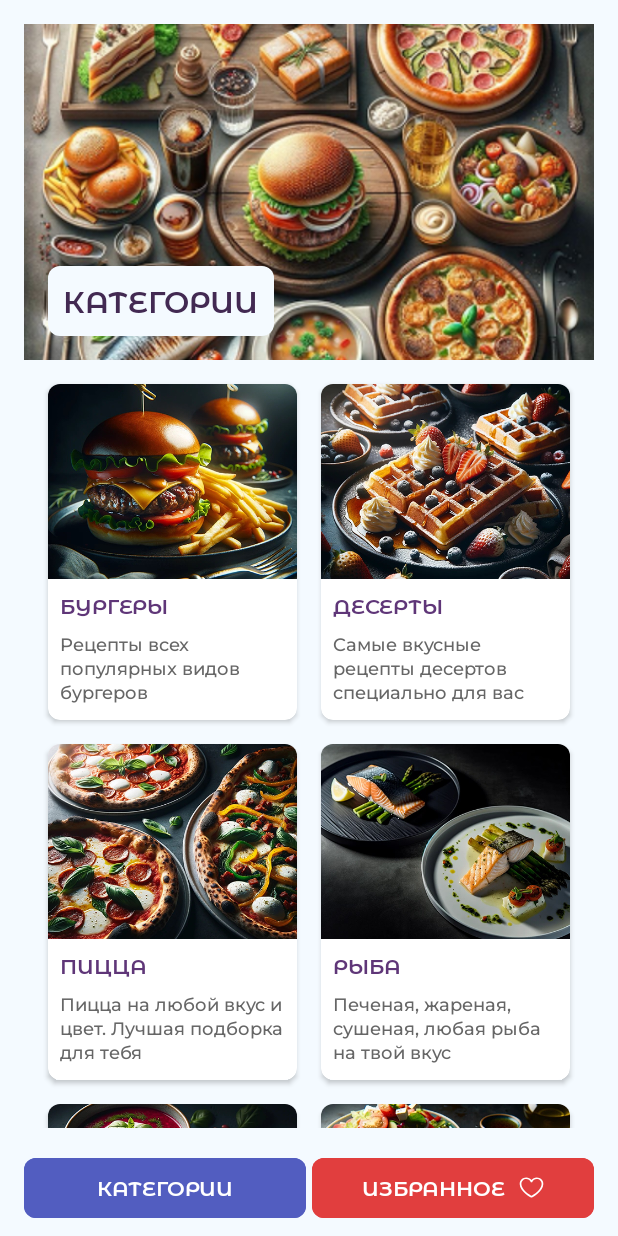
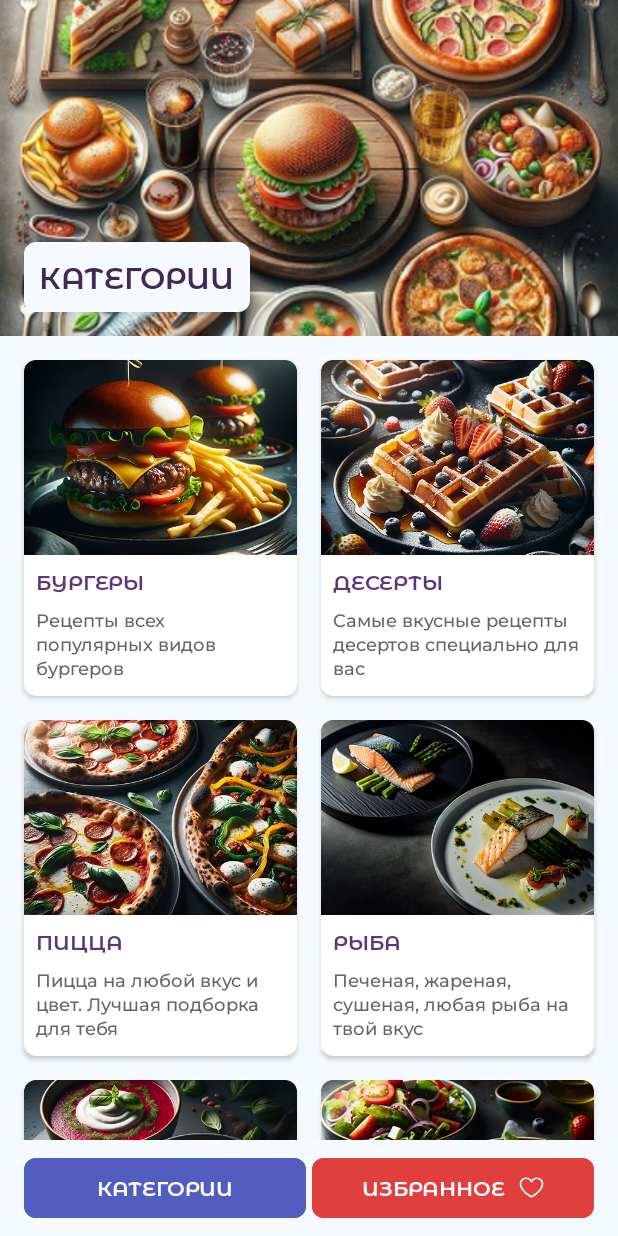
Before and after one commit to COBaOrNotCOBa/COBaRecipesApp, an Android app: the screen it shows after launch (MainActivity), on a phone screen of 412 x 824 dp. Run offline under Robolectric (Android 15) with nearby library versions, the phone set to English and light mode, and no system bars.

Commit message:
RA-08 Поправил. Остались сомнения насчёт activity_main, Linear с кнопками так и должен быть отдельно? Не надо его перенести?

```diff
--- a/app/src/main/java/com/example/cobarecipesapp/CategoriesListAdapter.kt
+++ b/app/src/main/java/com/example/cobarecipesapp/CategoriesListAdapter.kt
@@ -4,6 +4,7 @@ import android.graphics.drawable.Drawable
 import android.util.Log
 import android.view.LayoutInflater
 import android.view.ViewGroup
+import androidx.core.graphics.convertTo
 import androidx.recyclerview.widget.RecyclerView
 import com.example.cobarecipesapp.databinding.ItemCategoryBinding
 import com.example.cobarecipesapp.domain.Category
@@ -16,8 +17,8 @@ class CategoriesListAdapter(private val dataSet: List<Category>) :
 
         fun bind(category: Category) {
             with(binding) {
-                tvTitle.text = category.title
-                tvDescription.text = category.description
+                tvCategoryTitle.text = category.title
+                tvCategoryDescription.text = category.description
 
                 val drawable = try {
                     Drawable.createFromStream(
@@ -25,13 +26,16 @@ class CategoriesListAdapter(private val dataSet: List<Category>) :
                         null
                     )
                 } catch (e: Exception) {
-                    Log.e(
-                        "ImageLoadError",
-                        "Image not found: ${category.imageUrl}\n${Log.getStackTraceString(e)}"
-                    )
+                    Log.e("ImageLoadError", "Image not found: ${category.title}", e)
                     null
                 }
-                imageCategory.setImageDrawable(drawable)
+                ivCategoryImage.setImageDrawable(drawable)
+
+                val description = itemView.context.getString(
+                    R.string.category_image_description,
+                    category.title
+                )
+                ivCategoryImage.contentDescription = description
             }
         }
     }
--- a/app/src/main/res/layout/activity_main.xml
+++ b/app/src/main/res/layout/activity_main.xml
@@ -12,9 +12,6 @@
         android:id="@+id/mainContainer"
         android:layout_width="0dp"
         android:layout_height="0dp"
-        android:layout_marginHorizontal="@dimen/padding_main"
-        android:layout_marginTop="@dimen/padding_main"
-        android:layout_marginBottom="@dimen/padding_half"
         app:layout_constraintBottom_toTopOf="@+id/btnBottomLinearLayout"
         app:layout_constraintEnd_toEndOf="parent"
         app:layout_constraintStart_toStartOf="parent"
--- a/app/src/main/res/layout/fragment_list_categories.xml
+++ b/app/src/main/res/layout/fragment_list_categories.xml
@@ -15,6 +15,7 @@
             android:id="@+id/imageViewHeader"
             android:layout_width="match_parent"
             android:layout_height="match_parent"
+            android:contentDescription="Categories image"
             android:scaleType="centerCrop"
             android:src="@drawable/bcg_categories">
 
--- a/app/src/main/res/layout/item_category.xml
+++ b/app/src/main/res/layout/item_category.xml
@@ -17,26 +17,30 @@
         android:orientation="vertical">
 
         <ImageView
-            android:id="@+id/image_category"
+            android:id="@+id/ivCategoryImage"
             android:layout_width="match_parent"
             android:layout_height="130dp"
+            android:contentDescription="@string/category_image_description"
             android:scaleType="centerCrop"
             tools:src="@drawable/bcg_categories">
 
         </ImageView>
 
         <TextView
-            android:id="@+id/tv_title"
+            android:id="@+id/tvCategoryTitle"
             style="@style/StyleItemTitle14"
             android:layout_width="match_parent"
             android:layout_height="wrap_content"
+            android:padding="@dimen/padding_half"
             tools:text="Category Name" />
 
         <TextView
-            android:id="@+id/tv_description"
+            android:id="@+id/tvCategoryDescription"
             style="@style/StyleItemDescription12"
             android:layout_width="match_parent"
             android:layout_height="wrap_content"
+            android:paddingHorizontal="@dimen/padding_half"
+            android:paddingBottom="@dimen/padding_half"
             tools:text="Description Name" />
 
     </LinearLayout>
--- a/app/src/main/res/values/strings.xml
+++ b/app/src/main/res/values/strings.xml
@@ -2,4 +2,5 @@
     <string name="app_name">COBaRecipesApp</string>
     <string name="categories">категории</string>
     <string name="favourites">избранное</string>
+    <string name="category_image_description">Изображение категории %1$s</string>
 </resources>
--- a/app/src/main/res/values/styles.xml
+++ b/app/src/main/res/values/styles.xml
@@ -30,8 +30,6 @@
         <item name="android:textAllCaps">true</item>
         <item name="android:textColor">@color/item_title_color</item>
         <item name="lineHeight">16dp</item>
-        <item name="android:layout_marginHorizontal">@dimen/padding_half</item>
-        <item name="android:layout_marginVertical">@dimen/padding_half</item>
     </style>
 
     <style name="StyleItemDescription12" parent="TextAppearance.AppCompat">
@@ -39,8 +37,6 @@
         <item name="android:fontFamily">@font/montserrat_medium</item>
         <item name="android:textColor">@color/item_text_description</item>
         <item name="lineHeight">16dp</item>
-        <item name="android:layout_marginHorizontal">@dimen/padding_half</item>
-        <item name="android:layout_marginBottom">@dimen/padding_half</item>
     </style>
 
 
```
